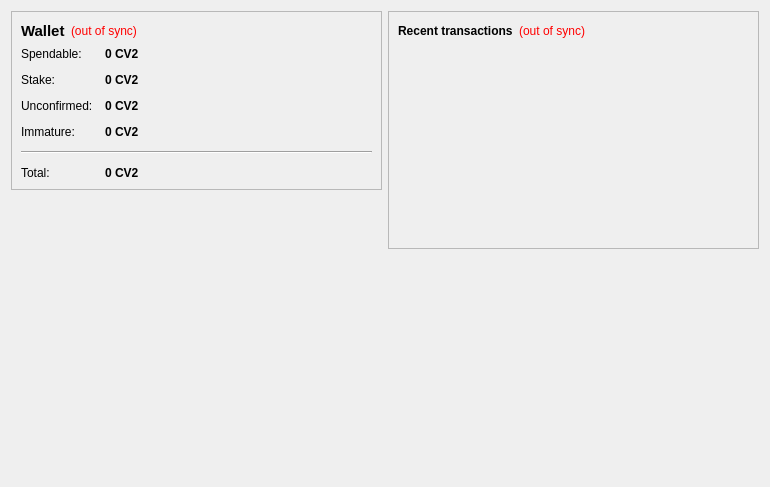
Before: the Qt Designer form src/qt/forms/overviewpage.ui in Crestington/Test7, drawn with Qt 5.
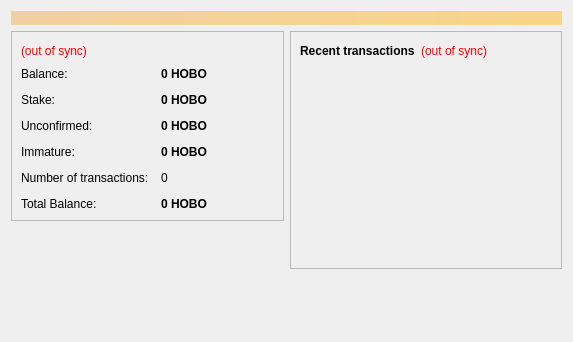
After: the same form once the commit is applied. Icons and pictures are not drawn.

```diff
--- a/src/qt/forms/overviewpage.ui
+++ b/src/qt/forms/overviewpage.ui
@@ -6,13 +6,31 @@
    <rect>
     <x>0</x>
     <y>0</y>
-    <width>770</width>
-    <height>487</height>
+    <width>573</width>
+    <height>342</height>
    </rect>
   </property>
   <property name="windowTitle">
    <string>Form</string>
   </property>
+  <layout class="QVBoxLayout" name="topLayout">
+   <item>
+    <widget class="QLabel" name="labelAlerts">
+     <property name="visible">
+      <bool>false</bool>
+     </property>
+     <property name="styleSheet">
+      <string notr="true">background-color: qlineargradient(x1: 0, y1: 0, x2: 1, y2: 0, stop:0 #F0D0A0, stop:1 #F8D488); color:#000000;</string>
+     </property>
+     <property name="wordWrap">
+      <bool>true</bool>
+     </property>
+     <property name="margin">
+      <number>3</number>
+     </property>
+    </widget>
+   </item>
+   <item>
   <layout class="QHBoxLayout" name="horizontalLayout" stretch="1,1">
    <item>
     <layout class="QVBoxLayout" name="verticalLayout_2">
@@ -27,24 +45,10 @@
        <layout class="QVBoxLayout" name="verticalLayout_4">
         <item>
          <layout class="QHBoxLayout" name="horizontalLayout_4">
-          <item>
-           <widget class="QLabel" name="label_5">
-            <property name="font">
-             <font>
-              <pointsize>11</pointsize>
-              <weight>75</weight>
-              <bold>true</bold>
-             </font>
-            </property>
-            <property name="text">
-             <string>Wallet</string>
-            </property>
-           </widget>
-          </item>
           <item>
            <widget class="QLabel" name="labelWalletStatus">
             <property name="toolTip">
-             <string>The displayed information may be out of date. Your wallet automatically synchronizes with the ColossusCoin2 network after a connection is established, but this process has not completed yet.</string>
+               <string>The displayed information may be out of date. Your wallet automatically synchronizes with the Bitcoin network after a connection is established, but this process has not completed yet.</string>
             </property>
             <property name="styleSheet">
              <string notr="true">QLabel { color: red; }</string>
@@ -86,7 +90,7 @@
           <item row="0" column="0">
            <widget class="QLabel" name="label">
             <property name="text">
-             <string>Spendable:</string>
+               <string>Balance:</string>
             </property>
            </widget>
           </item>
@@ -102,10 +106,10 @@
              <cursorShape>IBeamCursor</cursorShape>
             </property>
             <property name="toolTip">
-             <string>Your current spendable balance</string>
+               <string>Your current balance</string>
             </property>
             <property name="text">
-             <string notr="true">0 CV2</string>
+               <string notr="true">0 HOBO</string>
             </property>
             <property name="textInteractionFlags">
              <set>Qt::LinksAccessibleByMouse|Qt::TextSelectableByKeyboard|Qt::TextSelectableByMouse</set>
@@ -134,7 +138,7 @@
              <string>Total of coins that was staked, and do not yet count toward the current balance</string>
             </property>
             <property name="text">
-             <string notr="true">0 CV2</string>
+               <string notr="true">0 HOBO</string>
             </property>
             <property name="textInteractionFlags">
              <set>Qt::LinksAccessibleByMouse|Qt::TextSelectableByKeyboard|Qt::TextSelectableByMouse</set>
@@ -163,13 +167,30 @@
              <string>Total of transactions that have yet to be confirmed, and do not yet count toward the current balance</string>
             </property>
             <property name="text">
-             <string notr="true">0 CV2</string>
+               <string notr="true">0 HOBO</string>
             </property>
             <property name="textInteractionFlags">
              <set>Qt::LinksAccessibleByMouse|Qt::TextSelectableByKeyboard|Qt::TextSelectableByMouse</set>
             </property>
            </widget>
           </item>
+            <item row="4" column="0">
+             <widget class="QLabel" name="label_2">
+              <property name="text">
+               <string>Number of transactions:</string>
+              </property>
+             </widget>
+            </item>
+            <item row="4" column="1">
+             <widget class="QLabel" name="labelNumTransactions">
+              <property name="toolTip">
+               <string>Total number of transactions in wallet</string>
+              </property>
+              <property name="text">
+               <string notr="true">0</string>
+              </property>
+             </widget>
+            </item>
           <item row="3" column="0">
            <widget class="QLabel" name="labelImmatureText">
             <property name="text">
@@ -189,29 +210,22 @@
              <string>Mined balance that has not yet matured</string>
             </property>
             <property name="text">
-             <string notr="true">0 CV2</string>
+               <string notr="true">0 HOBO</string>
             </property>
             <property name="textInteractionFlags">
              <set>Qt::LinksAccessibleByMouse|Qt::TextSelectableByKeyboard|Qt::TextSelectableByMouse</set>
             </property>
            </widget>
           </item>
-          <item row="4" column="0" colspan="2">
-           <widget class="Line" name="line">
-            <property name="orientation">
-             <enum>Qt::Horizontal</enum>
-            </property>
-           </widget>
-          </item>
-          <item row="5" column="0">
-           <widget class="QLabel" name="labelTotalText">
+            <item row="7" column="0">
+             <widget class="QLabel" name="labelTotBalanceText">
             <property name="text">
-             <string>Total:</string>
+               <string>Total Balance:</string>
             </property>
            </widget>
           </item>
-          <item row="5" column="1">
-           <widget class="QLabel" name="labelTotal">
+            <item row="7" column="1">
+             <widget class="QLabel" name="labelTotBalance">
             <property name="font">
              <font>
               <weight>75</weight>
@@ -222,10 +236,10 @@
              <cursorShape>IBeamCursor</cursorShape>
             </property>
             <property name="toolTip">
-             <string>Your current total balance</string>
+               <string>Your current total balance of all loaded wallet</string>
             </property>
             <property name="text">
-             <string notr="true">0 CV2</string>
+               <string notr="true">0 HOBO</string>
             </property>
             <property name="textInteractionFlags">
              <set>Qt::LinksAccessibleByMouse|Qt::TextSelectableByKeyboard|Qt::TextSelectableByMouse</set>
@@ -250,25 +264,6 @@
        </property>
       </spacer>
      </item>
-     <item>
-      <widget class="QLabel" name="label_2">
-       <property name="autoFillBackground">
-        <bool>true</bool>
-       </property>
-       <property name="text">
-        <string/>
-       </property>
-       <property name="pixmap">
-        <pixmap resource="../bitcoin.qrc">:/icons/drmbg</pixmap>
-       </property>
-       <property name="scaledContents">
-        <bool>false</bool>
-       </property>
-       <property name="margin">
-        <number>0</number>
-       </property>
-      </widget>
-     </item>
     </layout>
    </item>
    <item>
@@ -294,7 +289,7 @@
           <item>
            <widget class="QLabel" name="labelTransactionsStatus">
             <property name="toolTip">
-             <string>The displayed information may be out of date. Your wallet automatically synchronizes with the ColossusCoin2 network after a connection is established, but this process has not completed yet.</string>
+               <string>The displayed information may be out of date. Your wallet automatically synchronizes with the Bitcoin network after a connection is established, but this process has not completed yet.</string>
             </property>
             <property name="styleSheet">
              <string notr="true">QLabel { color: red; }</string>
@@ -356,6 +351,8 @@
         </size>
        </property>
       </spacer>
+       </item>
+      </layout>
      </item>
     </layout>
    </item>
```
Lines whose indentation alone changed are shown as unchanged.
